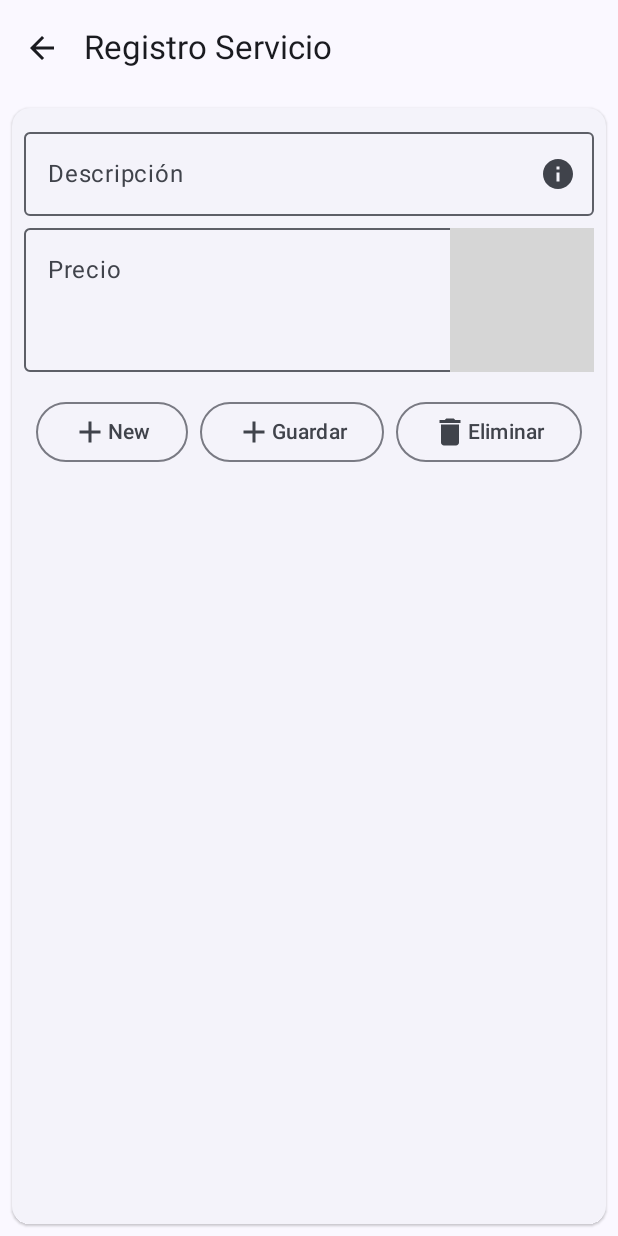
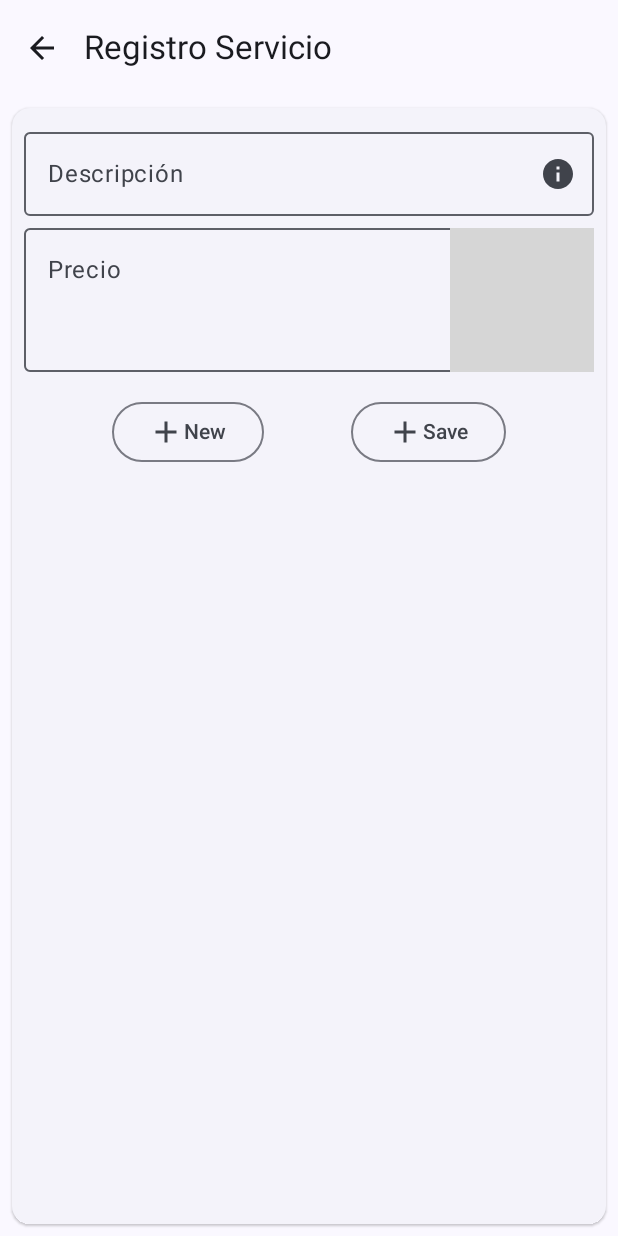
Before and after one commit to Stronauta/SamirCastillo_AP2_P1, an Android app built with Jetpack Compose: the screen it shows after launch (MainActivity), after a tap on "Agregar servicio", on a phone screen of 412 x 824 dp. Run offline under Robolectric (Android 15) with nearby library versions, the phone set to English and light mode, and no system bars; our stand-ins replace Room's generated code; grey boxes are pictures that could not be loaded.

Commit message:
Arreglando la estetica del parcial

```diff
--- a/app/src/main/java/com/example/samir_ap2_p1/presentation/servicio/ServicioListScreen.kt
+++ b/app/src/main/java/com/example/samir_ap2_p1/presentation/servicio/ServicioListScreen.kt
@@ -7,6 +7,7 @@ import androidx.compose.foundation.layout.Row
 import androidx.compose.foundation.layout.Spacer
 import androidx.compose.foundation.layout.fillMaxSize
 import androidx.compose.foundation.layout.fillMaxWidth
+import androidx.compose.foundation.layout.height
 import androidx.compose.foundation.layout.padding
 import androidx.compose.foundation.lazy.LazyColumn
 import androidx.compose.foundation.lazy.items
@@ -71,6 +72,8 @@ fun ServiciosListBody(
             modifier = Modifier
                 .padding(paddingValues)
                 .fillMaxSize()
+                .padding(4.dp)
+
         ) {
             ElevatedCard {
                 Row(
@@ -79,16 +82,21 @@ fun ServiciosListBody(
                         .padding(16.dp),
                     verticalAlignment = Alignment.CenterVertically
                 ) {
+
+
                     Text(
                         text = "#",
                         style = MaterialTheme.typography.bodyMedium.copy(fontWeight = FontWeight.Bold),
                         modifier = Modifier.weight(0.100f)
                     )
 
+                    Spacer(modifier = Modifier.weight(0.05f))
+
+
                     Text(
                         text = "Descripción",
                         style = MaterialTheme.typography.bodyMedium.copy(fontWeight = FontWeight.Bold),
-                        modifier = Modifier.weight(0.25f)
+                        modifier = Modifier.weight(0.40f)
                     )
 
                     Text(
@@ -97,6 +105,12 @@ fun ServiciosListBody(
                         modifier = Modifier.weight(0.40f)
                     )
                 }
+                Spacer(
+                    modifier = Modifier
+                        .fillMaxWidth()
+                        .height(1.dp)
+                        .background(Color.Gray)
+                )
             }
 
             LazyColumn(
@@ -112,8 +126,10 @@ fun ServiciosListBody(
                             .padding(horizontal = 4.dp)
                     ) {
 
+                        Spacer(modifier = Modifier.weight(0.05f))
+
                         Text(
-                            text = servicios.servicioId.toString(),
+                            text =  servicios.servicioId.toString() +"." ,
                             modifier = Modifier.weight(0.100f)
                         )
 
@@ -121,7 +137,7 @@ fun ServiciosListBody(
 
                         Text(
                             text = servicios.descripcion.toString(),
-                            modifier = Modifier.weight(0.25f)
+                            modifier = Modifier.weight(0.40f)
                         )
 
                         Text(
--- a/app/src/main/java/com/example/samir_ap2_p1/presentation/servicio/ServicioScreen.kt
+++ b/app/src/main/java/com/example/samir_ap2_p1/presentation/servicio/ServicioScreen.kt
@@ -203,16 +203,17 @@ fun ServiciosScreenBody(
                                     imageVector = Icons.Default.Add,
                                     contentDescription = "save button"
                                 )
+                                Text(text = "Save")
                             } else {
-                                Text(text = "Actualizar")
+                                Text(text = "update")
                                 Icon(
                                     imageVector = Icons.Default.Edit,
-                                    contentDescription = "save button"
+                                    contentDescription = "update button"
                                 )
                             }
-                            Text(text = "Guardar")
                         }
 
+                        if (uiState.servicioId != null) {
                             OutlinedButton(
                                 onClick = {
                                     if (uiState.servicioId != null) {
@@ -226,8 +227,11 @@ fun ServiciosScreenBody(
                                     imageVector = Icons.Default.Delete,
                                     contentDescription = "delete button"
                                 )
-                            Text(text = "Eliminar")
+                                Text(text = "Delete")
                             }
+                        }
+
+
                         if (elimino) {
                             Toast.makeText(LocalContext.current, "Eliminado Correctamente", Toast.LENGTH_LONG).show()
                             elimino = false
```
Lines whose indentation alone changed are shown as unchanged.
